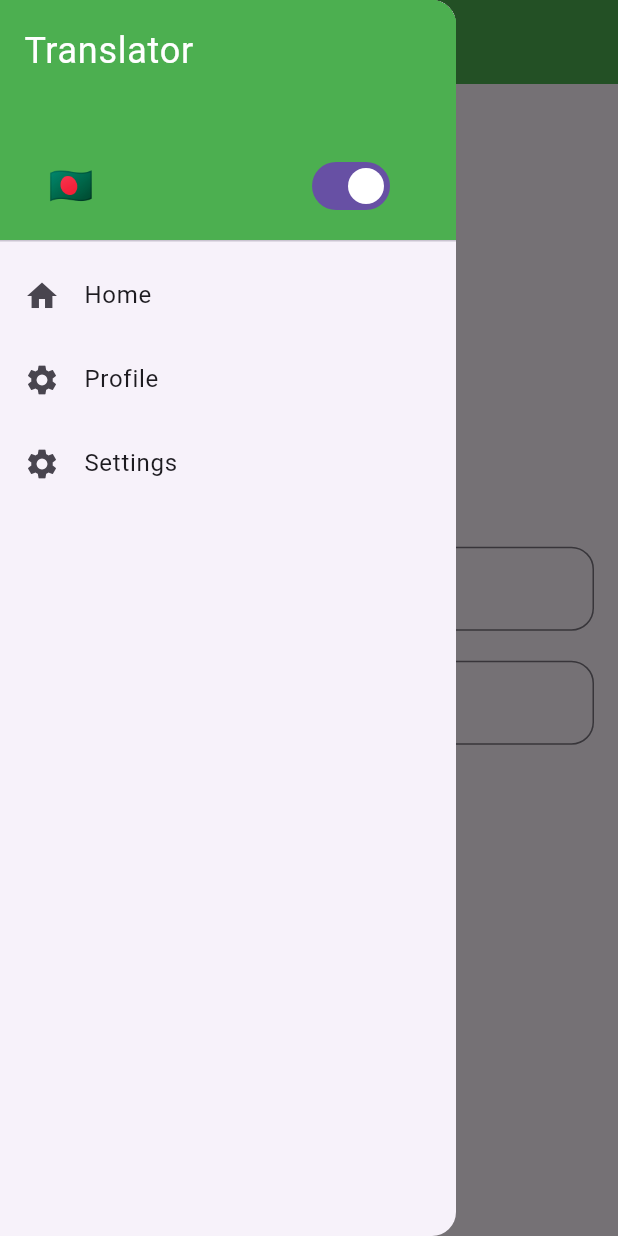
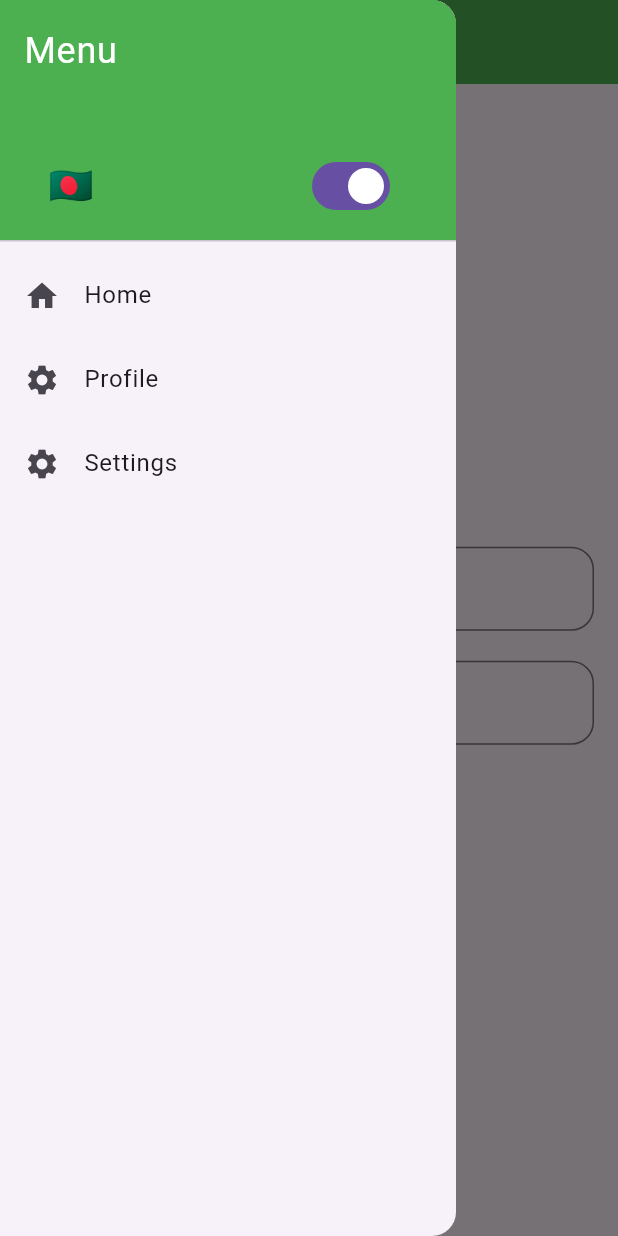
Before and after one commit to alxayeed/localization_flutter, a Flutter app: the screen it shows after launch, with the side drawer open, on a phone screen of 412 x 824 dp. Run offline on Flutter 3.47's test engine with Material 3 defaults, Android fonts, the phone set to English and light mode, and no system bars.

Commit message:
Update: UI updated

```diff
--- a/lib/home.dart
+++ b/lib/home.dart
@@ -73,7 +73,7 @@ class _HomeScreenState extends State<HomeScreen> {
                 crossAxisAlignment: CrossAxisAlignment.start,
                 children: [
                   const Text(
-                    'Translator',
+                    'Menu',
                     style: TextStyle(
                       color: Colors.white,
                       fontSize: 24,
```
